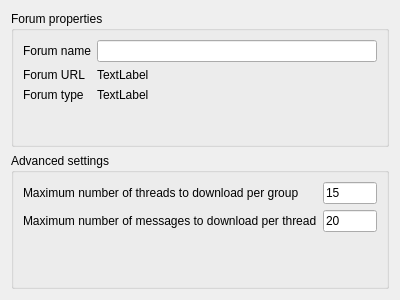
Above: src/reader/subscribeforum_verify.ui from vranki/siilihai-client before the change. Below: the same form after it.
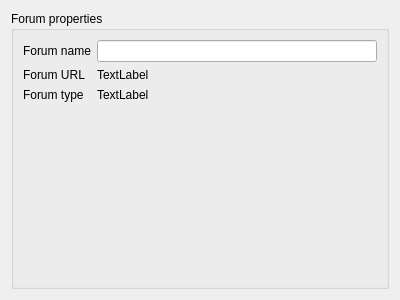
That is the form after the change.

```diff
--- a/src/reader/subscribeforum_verify.ui
+++ b/src/reader/subscribeforum_verify.ui
@@ -61,55 +61,6 @@
      </layout>
     </widget>
    </item>
-   <item>
-    <widget class="QGroupBox" name="groupBox_2">
-     <property name="title">
-      <string>Advanced settings</string>
-     </property>
-     <layout class="QFormLayout" name="formLayout_2">
-      <item row="0" column="0">
-       <widget class="QLabel" name="label_2">
-        <property name="text">
-         <string>Maximum number of threads to download per group</string>
-        </property>
-       </widget>
-      </item>
-      <item row="0" column="1">
-       <widget class="QLineEdit" name="latestThreadsEdit">
-        <property name="minimumSize">
-         <size>
-          <width>30</width>
-          <height>0</height>
-         </size>
-        </property>
-        <property name="inputMask">
-         <string>000; </string>
-        </property>
-        <property name="text">
-         <string>15</string>
-        </property>
-       </widget>
-      </item>
-      <item row="1" column="0">
-       <widget class="QLabel" name="label_4">
-        <property name="text">
-         <string>Maximum number of messages to download per thread</string>
-        </property>
-       </widget>
-      </item>
-      <item row="1" column="1">
-       <widget class="QLineEdit" name="latestMessagesEdit">
-        <property name="inputMask">
-         <string>000; </string>
-        </property>
-        <property name="text">
-         <string>20</string>
-        </property>
-       </widget>
-      </item>
-     </layout>
-    </widget>
-   </item>
   </layout>
  </widget>
  <resources/>
```
